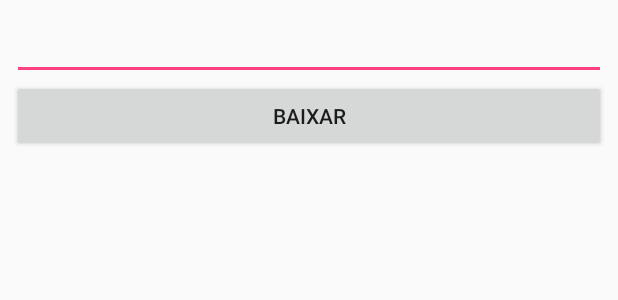
After one commit to bandozia/Agenda, an Android app: the layout download_image.xml on its own in the app's theme, with its tools: preview values and no code run, on a phone screen of 412 x 824 dp. The commit adds this screen. Shown: the top 300 px of the screen. Run offline under Robolectric (Android 15) with nearby library versions, the phone set to English and light mode, and no system bars.

Commit message:
download async incluido

```diff
--- a/app/src/main/AndroidManifest.xml
+++ b/app/src/main/AndroidManifest.xml
@@ -27,6 +27,7 @@
         <activity android:name=".app.controller.RelativeLayoutActivity" />
         <activity android:name=".app.controller.TableLayoutActivity" />
         <activity android:name=".app.controller.MenuContatoActivity" />
+        <activity android:name=".app.controller.DownloadImageActivity" />
 
 
     </application>
--- /dev/null
+++ b/app/src/main/res/layout/download_image.xml
@@ -0,0 +1,39 @@
+<?xml version="1.0" encoding="utf-8"?>
+<RelativeLayout xmlns:android="http://schemas.android.com/apk/res/android"
+    android:layout_width="match_parent"
+    android:layout_height="match_parent"
+    android:padding="@dimen/activit_default_dimen">
+
+    <EditText
+        android:layout_width="wrap_content"
+        android:layout_height="wrap_content"
+        android:id="@+id/download_editTex"
+        android:layout_alignParentTop="true"
+        android:layout_alignParentRight="true"
+        android:layout_alignParentLeft="true"
+        android:layout_alignParentStart="true"
+        android:layout_alignParentEnd="true"/>
+
+    <Button
+        android:id="@+id/download_btBaixar"
+        android:layout_width="wrap_content"
+        android:layout_height="wrap_content"
+        android:text="Baixar"
+        android:layout_below="@+id/download_editTex"
+        android:layout_alignParentLeft="true"
+        android:layout_alignParentRight="true"
+        android:layout_alignParentStart="true"
+        android:layout_alignParentEnd="true"/>
+
+    <ImageView
+        android:id="@+id/download_imageView"
+        android:layout_width="wrap_content"
+        android:layout_height="wrap_content"
+        android:layout_below="@+id/download_btBaixar"
+        android:layout_alignParentRight="true"
+        android:layout_alignParentBottom="true"
+        android:layout_alignParentStart="true"
+        android:layout_alignParentEnd="true"/>
+
+
+</RelativeLayout>
--- a/app/src/main/res/layout/menu_layout.xml
+++ b/app/src/main/res/layout/menu_layout.xml
@@ -49,6 +49,12 @@
             android:layout_height="wrap_content"
             android:text="lista"/>
 
+        <Button
+            android:id="@+id/btMenuDownload"
+            android:layout_width="match_parent"
+            android:layout_height="wrap_content"
+            android:text="download image"/>
+
     </LinearLayout>
 
 
```
Also changed, not shown: app/src/main/java/com/andozia/agenda/utils/Auxiliar.java (added, +30 -0 lines).
